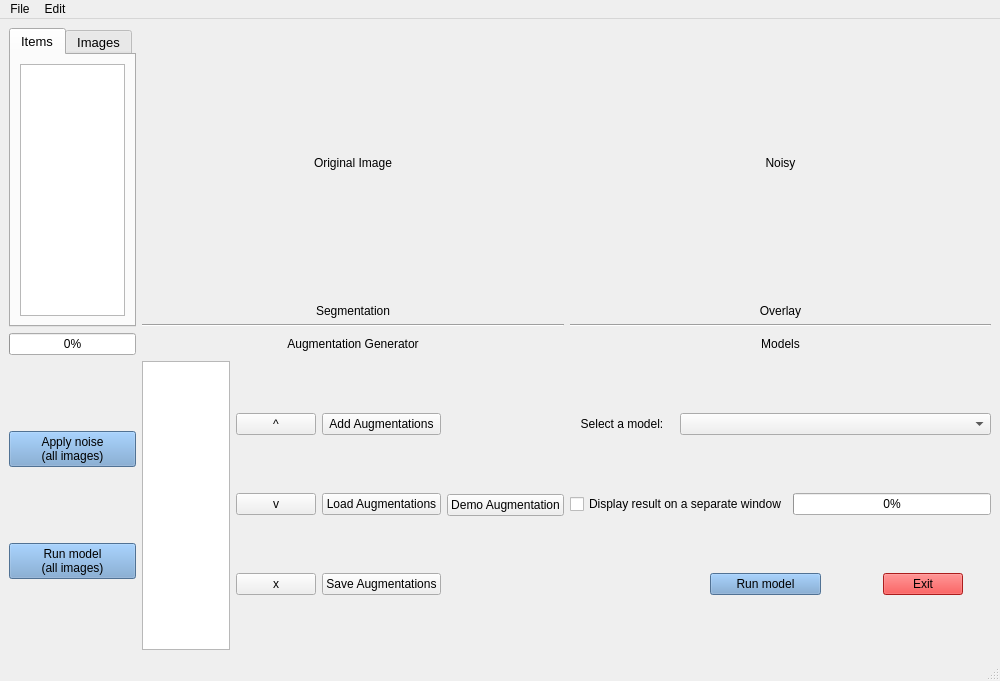
First picture: the form in src/qt_designer_file/main_window_new.ui, repository rettholzapfel33/Noisey-image, before the edit.
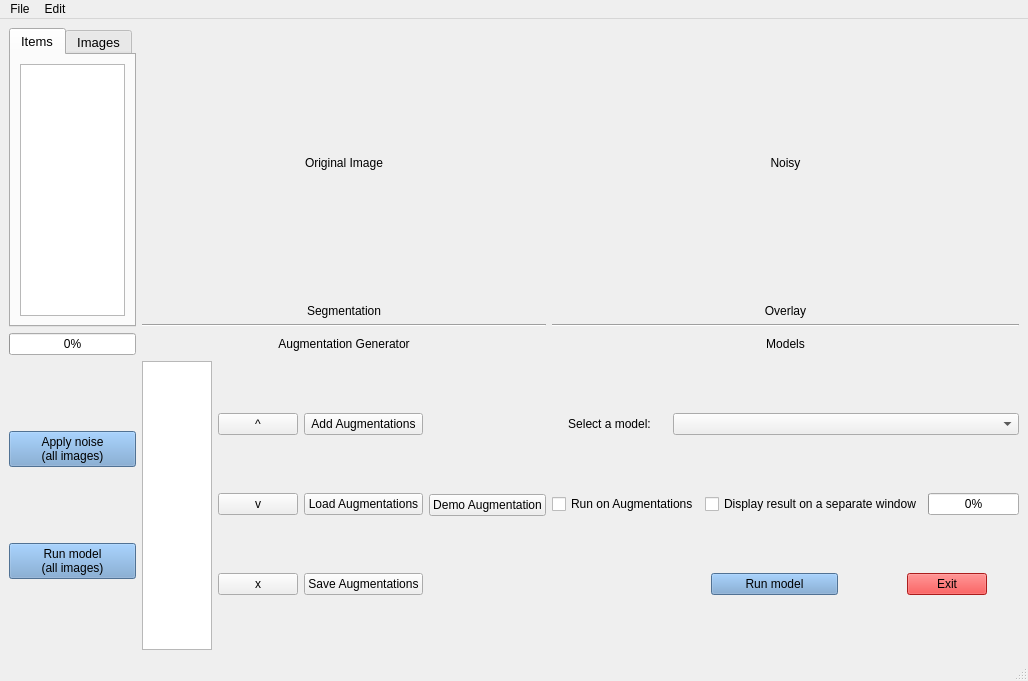
Second picture: the form after the edit. Custom widgets are drawn as their Qt base class.

What changed in the file:
```diff
--- a/src/qt_designer_file/main_window_new.ui
+++ b/src/qt_designer_file/main_window_new.ui
@@ -194,6 +194,13 @@
         </item>
         <item row="2" column="0">
          <layout class="QHBoxLayout" name="horizontalLayout_2">
+          <item>
+           <widget class="QCheckBox" name="runOnAug">
+            <property name="text">
+             <string>Run on Augmentations</string>
+            </property>
+           </widget>
+          </item>
           <item>
            <widget class="QCheckBox" name="checkBox_2">
             <property name="text">
```
